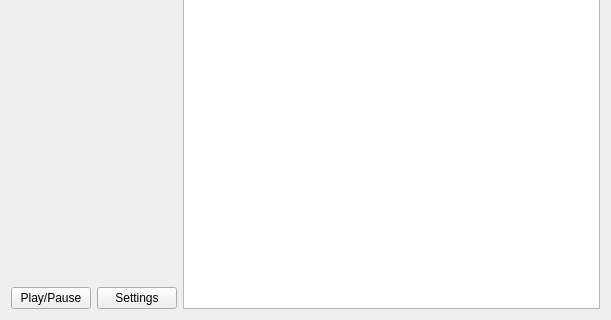
Above: kachnatracker.ui from fgu-cas/kachna-tracker before the change; both pictures show x 0 to 611 and y 146 to 466 of the 611 by 466 pixel window. Below: the same form after it.
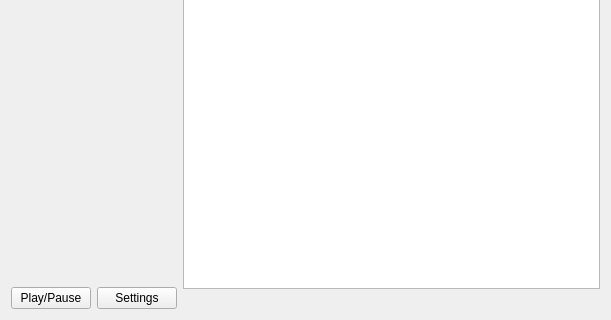
That is the form after the change.

Commit message: add distance display

The edit to the form file:
```diff
--- a/kachnatracker.ui
+++ b/kachnatracker.ui
@@ -45,7 +45,18 @@
      </layout>
     </item>
     <item>
-     <widget class="QListWidget" name="pointsList"/>
+     <layout class="QVBoxLayout" name="verticalLayout_2">
+      <item>
+       <widget class="QListWidget" name="pointsList"/>
+      </item>
+      <item>
+       <widget class="QLabel" name="distanceLabel">
+        <property name="text">
+         <string/>
+        </property>
+       </widget>
+      </item>
+     </layout>
     </item>
    </layout>
   </widget>
```
The commit also changes 1 other file.
